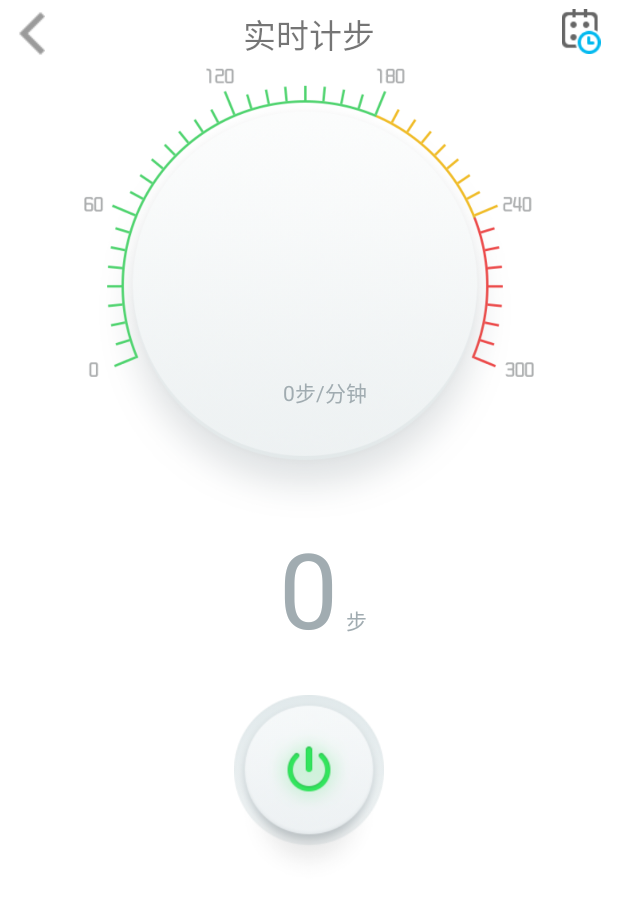
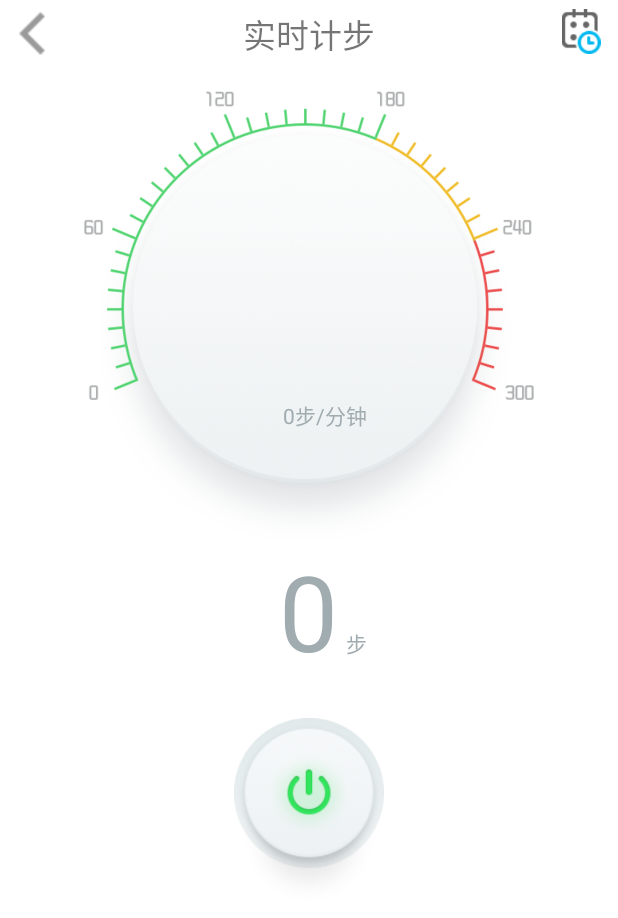
Before and after one commit to hoholidayx/Pedometer, an Android app: the StepCountActivity screen opened directly, with no data from a screen before it, on a phone screen of 412 x 824 dp. Shown: the top 918 px of the screen. Run offline under Robolectric (Android 15) with nearby library versions, the phone set to English and light mode, and no system bars; Roboto replaces fonts that are not available here; 2 statements that could not run were skipped.

Commit message:
界面小调整

```diff
--- a/app/src/main/res/layout/activity_step_count.xml
+++ b/app/src/main/res/layout/activity_step_count.xml
@@ -15,6 +15,7 @@
     <com.hzp.pedometer.components.RateDashboard
         android:layout_width="wrap_content"
         android:layout_height="wrap_content"
+        android:layout_marginTop="15dp"
         android:layout_gravity="center_horizontal"
         android:id="@+id/step_rate_dashboard_view" />
 
```
Also changed, not shown: app/src/main/res/layout/activity_main.xml (+5 -5 lines).
